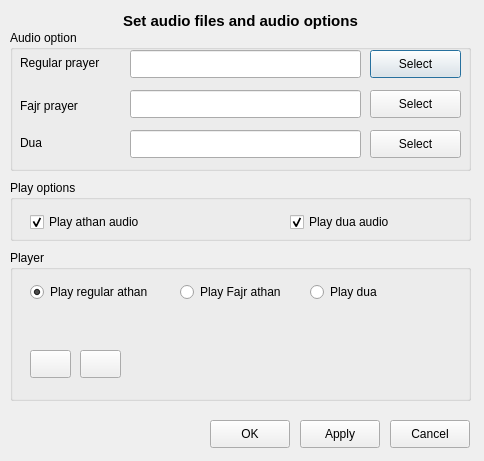
Old version of the form ui/audio.ui in the repository sdizdarevic/qsalat.
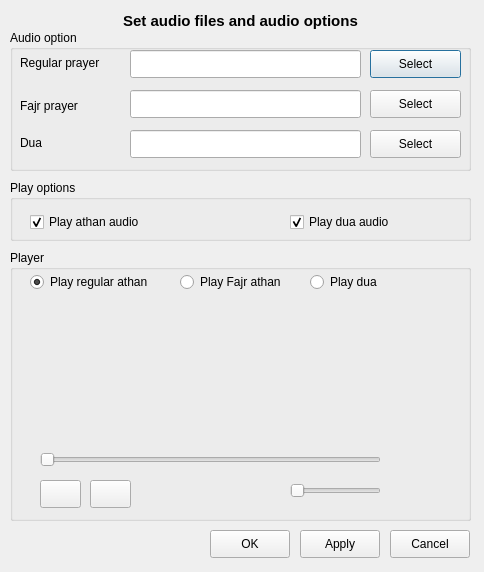
New version of the form. Custom widgets are drawn as their Qt base class.

```diff
--- a/ui/audio.ui
+++ b/ui/audio.ui
@@ -1,12 +1,12 @@
 <ui version="4.0" >
  <class>Audio</class>
- <widget class="QDialog" name="Audio" >
-  <property name="geometry" >
+ <widget class="QDialog" name="Audio">
+  <property name="geometry">
    <rect>
     <x>0</x>
     <y>0</y>
     <width>484</width>
-    <height>461</height>
+    <height>572</height>
    </rect>
   </property>
   <property name="minimumSize" >
@@ -15,10 +15,10 @@
     <height>461</height>
    </size>
   </property>
-  <property name="maximumSize" >
+  <property name="maximumSize">
    <size>
     <width>484</width>
-    <height>461</height>
+    <height>700</height>
    </size>
   </property>
   <property name="windowTitle" >
@@ -193,23 +193,23 @@
     </property>
    </widget>
   </widget>
-  <widget class="QGroupBox" name="groupBox_3" >
-   <property name="geometry" >
+  <widget class="QGroupBox" name="groupBox_3">
+   <property name="geometry">
     <rect>
      <x>10</x>
      <y>250</y>
      <width>461</width>
-     <height>151</height>
+     <height>271</height>
     </rect>
    </property>
    <property name="title" >
     <string>Player</string>
    </property>
-   <widget class="QPushButton" name="playButton" >
-    <property name="geometry" >
+   <widget class="QPushButton" name="playButton">
+    <property name="geometry">
      <rect>
-      <x>20</x>
-      <y>100</y>
+      <x>30</x>
+      <y>230</y>
       <width>41</width>
       <height>28</height>
      </rect>
@@ -218,11 +218,11 @@
      <string/>
     </property>
    </widget>
-   <widget class="QPushButton" name="stopButton" >
-    <property name="geometry" >
+   <widget class="QPushButton" name="stopButton">
+    <property name="geometry">
      <rect>
-      <x>70</x>
-      <y>100</y>
+      <x>80</x>
+      <y>230</y>
       <width>41</width>
       <height>28</height>
      </rect>
@@ -231,24 +231,11 @@
      <string/>
     </property>
    </widget>
-   <widget class="QLabel" name="volumeLabel" >
-    <property name="geometry" >
+   <widget class="QRadioButton" name="regularRadioButton">
+    <property name="geometry">
      <rect>
-      <x>330</x>
-      <y>105</y>
-      <width>31</width>
-      <height>21</height>
-     </rect>
-    </property>
-    <property name="text" >
-     <string/>
-    </property>
-   </widget>
-   <widget class="QRadioButton" name="regularRadioButton" >
-    <property name="geometry" >
-     <rect>
       <x>20</x>
-      <y>30</y>
+      <y>20</y>
       <width>131</width>
       <height>24</height>
      </rect>
@@ -260,11 +247,11 @@
      <bool>true</bool>
     </property>
    </widget>
-   <widget class="QRadioButton" name="fajrRadioButton" >
-    <property name="geometry" >
+   <widget class="QRadioButton" name="fajrRadioButton">
+    <property name="geometry">
      <rect>
       <x>170</x>
-      <y>30</y>
+      <y>20</y>
       <width>111</width>
       <height>24</height>
      </rect>
@@ -273,11 +260,11 @@
      <string>Play Fajr athan</string>
     </property>
    </widget>
-   <widget class="QRadioButton" name="duaRadioButton" >
-    <property name="geometry" >
+   <widget class="QRadioButton" name="duaRadioButton">
+    <property name="geometry">
      <rect>
       <x>300</x>
-      <y>30</y>
+      <y>20</y>
       <width>91</width>
       <height>24</height>
      </rect>
@@ -286,44 +273,48 @@
      <string>Play dua</string>
     </property>
    </widget>
-   <widget class="QFrame" name="playerFrame" >
-    <property name="geometry" >
+   <widget class="Phonon::VideoPlayer" name="videoPlayer">
+    <property name="geometry">
      <rect>
-      <x>10</x>
+      <x>30</x>
       <y>50</y>
-      <width>441</width>
-      <height>41</height>
+      <width>341</width>
+      <height>141</height>
      </rect>
     </property>
-    <property name="frameShape" >
-     <enum>QFrame::NoFrame</enum>
+   </widget>
+   <widget class="QSlider" name="timeSlider">
+    <property name="geometry">
+     <rect>
+      <x>30</x>
+      <y>200</y>
+      <width>341</width>
+      <height>20</height>
+     </rect>
     </property>
-    <property name="frameShadow" >
-     <enum>QFrame::Raised</enum>
+    <property name="orientation">
+     <enum>Qt::Horizontal</enum>
     </property>
    </widget>
-   <widget class="QFrame" name="volumeFrame" >
-    <property name="geometry" >
+   <widget class="QSlider" name="volumeSlider">
+    <property name="geometry">
      <rect>
-      <x>330</x>
-      <y>100</y>
-      <width>121</width>
-      <height>31</height>
+      <x>280</x>
+      <y>230</y>
+      <width>91</width>
+      <height>21</height>
      </rect>
     </property>
-    <property name="frameShape" >
-     <enum>QFrame::NoFrame</enum>
-    </property>
-    <property name="frameShadow" >
-     <enum>QFrame::Raised</enum>
+    <property name="orientation">
+     <enum>Qt::Horizontal</enum>
     </property>
    </widget>
   </widget>
-  <widget class="QPushButton" name="cancelButton" >
-   <property name="geometry" >
+  <widget class="QPushButton" name="cancelButton">
+   <property name="geometry">
     <rect>
      <x>390</x>
-     <y>420</y>
+     <y>530</y>
      <width>80</width>
      <height>28</height>
     </rect>
@@ -332,11 +323,11 @@
     <string>Cancel</string>
    </property>
   </widget>
-  <widget class="QPushButton" name="saveButton" >
-   <property name="geometry" >
+  <widget class="QPushButton" name="saveButton">
+   <property name="geometry">
     <rect>
      <x>300</x>
-     <y>420</y>
+     <y>530</y>
      <width>80</width>
      <height>28</height>
     </rect>
@@ -345,11 +336,11 @@
     <string>Apply</string>
    </property>
   </widget>
-  <widget class="QPushButton" name="okButton" >
-   <property name="geometry" >
+  <widget class="QPushButton" name="okButton">
+   <property name="geometry">
     <rect>
      <x>210</x>
-     <y>420</y>
+     <y>530</y>
      <width>80</width>
      <height>28</height>
     </rect>
@@ -382,6 +373,13 @@
    </property>
   </widget>
  </widget>
+ <customwidgets>
+  <customwidget>
+   <class>Phonon::VideoPlayer</class>
+   <extends>QWidget</extends>
+   <header location="global">phonon/videoplayer.h</header>
+  </customwidget>
+ </customwidgets>
  <resources/>
  <connections/>
 </ui>
```
Left out of the diff: 115 changed lines with no effect on the pictures.
